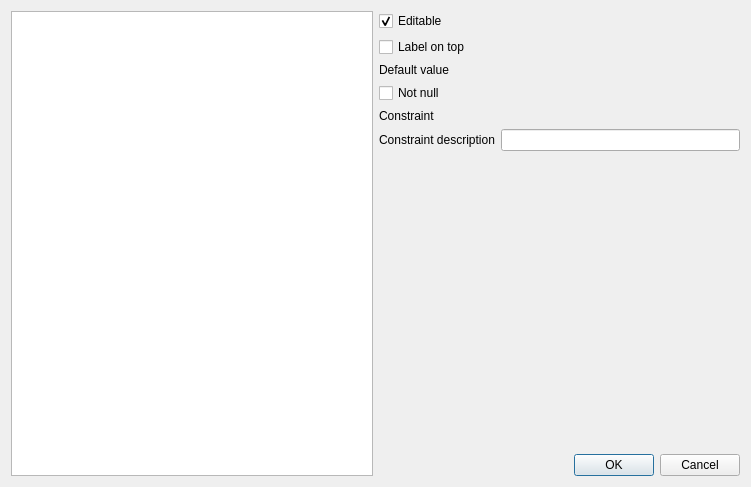
Qt form src/ui/qgsattributetypeedit.ui (qgis/QGIS) before a commit.
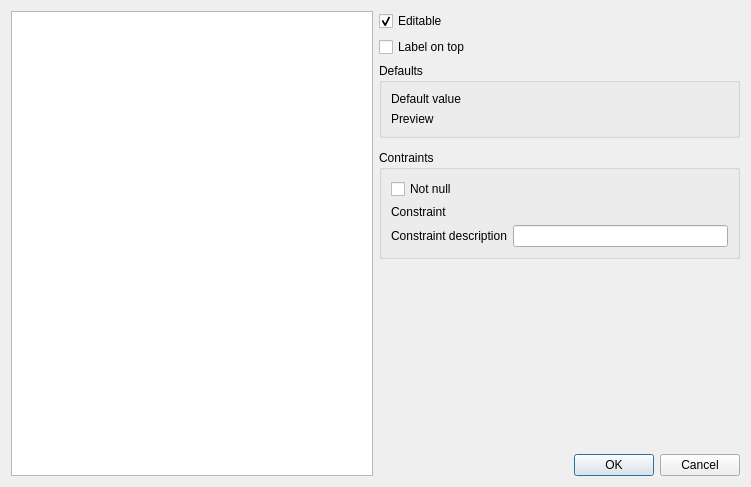
The same form after that commit. Custom widgets are drawn as their Qt base class.

Commit message:
Use widget representValue to preview default expression results
Sponsored by DB Fahrwegdienste GmbH

```diff
--- a/src/ui/qgsattributetypeedit.ui
+++ b/src/ui/qgsattributetypeedit.ui
@@ -14,6 +14,63 @@
    <string>Edit Widget Properties</string>
   </property>
   <layout class="QGridLayout" name="gridLayout">
+   <item row="5" column="1">
+    <widget class="QStackedWidget" name="stackedWidget"/>
+   </item>
+   <item row="4" column="1">
+    <widget class="QgsCollapsibleGroupBox" name="groupBox">
+     <property name="title">
+      <string>Contraints</string>
+     </property>
+     <layout class="QVBoxLayout" name="verticalLayout">
+      <item>
+       <widget class="QCheckBox" name="notNullCheckBox">
+        <property name="text">
+         <string>Not null</string>
+        </property>
+       </widget>
+      </item>
+      <item>
+       <layout class="QHBoxLayout" name="horizontalLayout_2">
+        <property name="topMargin">
+         <number>0</number>
+        </property>
+        <item>
+         <widget class="QLabel" name="label">
+          <property name="text">
+           <string>Constraint</string>
+          </property>
+         </widget>
+        </item>
+        <item>
+         <widget class="QgsFieldExpressionWidget" name="constraintExpressionWidget" native="true">
+          <property name="focusPolicy">
+           <enum>Qt::StrongFocus</enum>
+          </property>
+         </widget>
+        </item>
+       </layout>
+      </item>
+      <item>
+       <layout class="QHBoxLayout" name="horizontalLayout">
+        <property name="bottomMargin">
+         <number>0</number>
+        </property>
+        <item>
+         <widget class="QLabel" name="label_2">
+          <property name="text">
+           <string>Constraint description</string>
+          </property>
+         </widget>
+        </item>
+        <item>
+         <widget class="QLineEdit" name="leConstraintExpressionDescription"/>
+        </item>
+       </layout>
+      </item>
+     </layout>
+    </widget>
+   </item>
    <item row="0" column="1">
     <widget class="QCheckBox" name="isFieldEditableCheckBox">
      <property name="text">
@@ -24,6 +81,43 @@
      </property>
     </widget>
    </item>
+   <item row="2" column="1">
+    <widget class="QGroupBox" name="groupBox_2">
+     <property name="title">
+      <string>Defaults</string>
+     </property>
+     <layout class="QGridLayout" name="gridLayout_2" columnstretch="0,1">
+      <item row="0" column="0">
+       <widget class="QLabel" name="label_3">
+        <property name="text">
+         <string>Default value</string>
+        </property>
+       </widget>
+      </item>
+      <item row="1" column="0">
+       <widget class="QLabel" name="label_4">
+        <property name="text">
+         <string>Preview</string>
+        </property>
+       </widget>
+      </item>
+      <item row="0" column="1">
+       <widget class="QgsExpressionLineEdit" name="mExpressionWidget" native="true">
+        <property name="focusPolicy">
+         <enum>Qt::StrongFocus</enum>
+        </property>
+       </widget>
+      </item>
+      <item row="1" column="1">
+       <widget class="QLabel" name="mDefaultPreviewLabel">
+        <property name="text">
+         <string/>
+        </property>
+       </widget>
+      </item>
+     </layout>
+    </widget>
+   </item>
    <item row="1" column="1">
     <widget class="QCheckBox" name="labelOnTopCheckBox">
      <property name="text">
@@ -47,74 +141,6 @@
      </property>
     </widget>
    </item>
-   <item row="6" column="1">
-    <widget class="QStackedWidget" name="stackedWidget"/>
-   </item>
-   <item row="2" column="1">
-    <layout class="QHBoxLayout" name="horizontalLayout_3">
-     <item>
-      <widget class="QLabel" name="label_3">
-       <property name="text">
-        <string>Default value</string>
-       </property>
-      </widget>
-     </item>
-     <item>
-      <widget class="QgsExpressionLineEdit" name="mExpressionWidget" native="true">
-       <property name="maximumSize">
-        <size>
-         <width>500</width>
-         <height>16777215</height>
-        </size>
-       </property>
-       <property name="focusPolicy">
-        <enum>Qt::StrongFocus</enum>
-       </property>
-      </widget>
-     </item>
-    </layout>
-   </item>
-   <item row="3" column="1">
-    <widget class="QCheckBox" name="notNullCheckBox">
-     <property name="text">
-      <string>Not null</string>
-     </property>
-    </widget>
-   </item>
-   <item row="4" column="1">
-    <layout class="QHBoxLayout" name="horizontalLayout_2">
-     <property name="topMargin">
-      <number>0</number>
-     </property>
-     <item>
-      <widget class="QLabel" name="label">
-       <property name="text">
-        <string>Constraint</string>
-       </property>
-      </widget>
-     </item>
-     <item>
-      <widget class="QgsFieldExpressionWidget" name="constraintExpressionWidget" native="true"/>
-     </item>
-    </layout>
-   </item>
-   <item row="5" column="1">
-    <layout class="QHBoxLayout" name="horizontalLayout">
-     <property name="bottomMargin">
-      <number>0</number>
-     </property>
-     <item>
-      <widget class="QLabel" name="label_2">
-       <property name="text">
-        <string>Constraint description</string>
-       </property>
-      </widget>
-     </item>
-     <item>
-      <widget class="QLineEdit" name="leConstraintExpressionDescription"/>
-     </item>
-    </layout>
-   </item>
   </layout>
  </widget>
  <customwidgets>
@@ -124,6 +150,12 @@
    <header>qgsexpressionlineedit.h</header>
    <container>1</container>
   </customwidget>
+  <customwidget>
+   <class>QgsCollapsibleGroupBox</class>
+   <extends>QGroupBox</extends>
+   <header>qgscollapsiblegroupbox.h</header>
+   <container>1</container>
+  </customwidget>
   <customwidget>
    <class>QgsFieldExpressionWidget</class>
    <extends>QWidget</extends>
```
Left out of the diff: 9 changed lines with no effect on the pictures. The commit also changes 2 other files.
